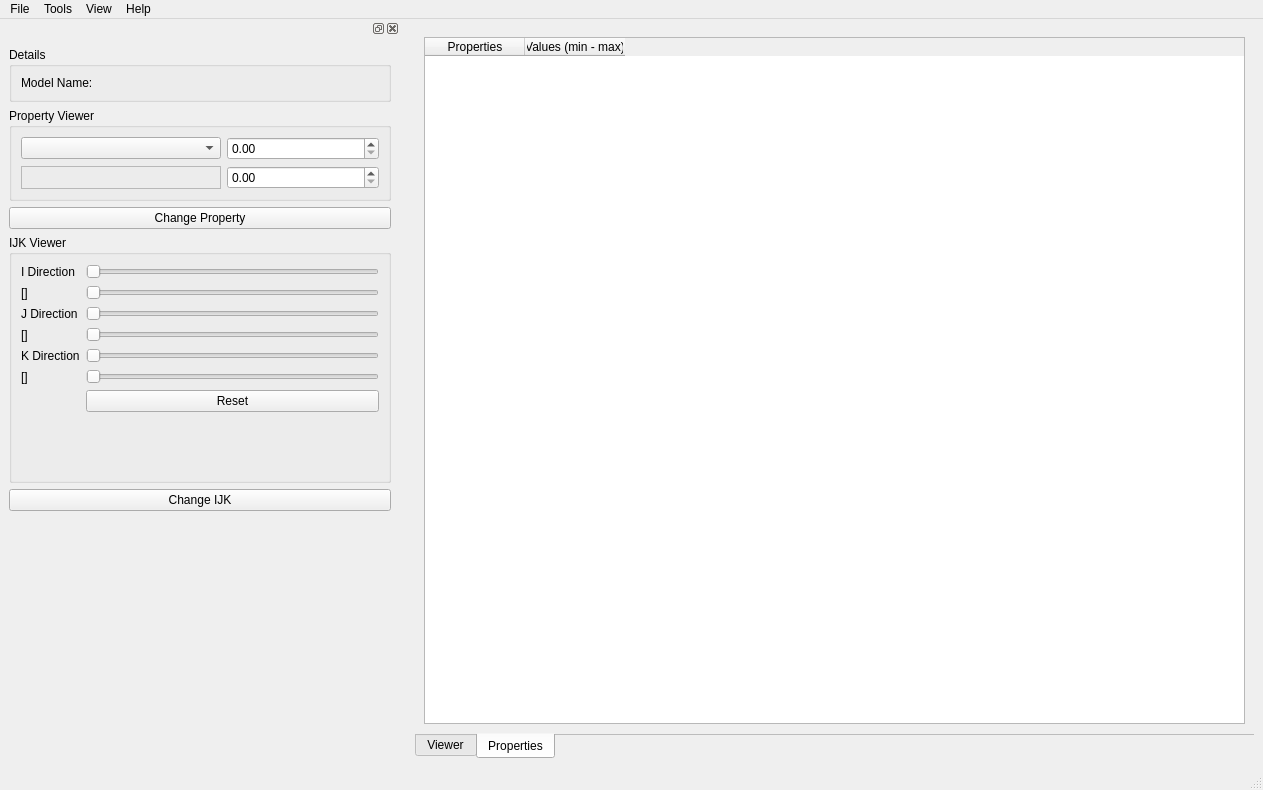
Old version of the form src/IRESReader/GUI/Qt/UI/IRESReader.ui in the repository felipeCeler/irescutaway.
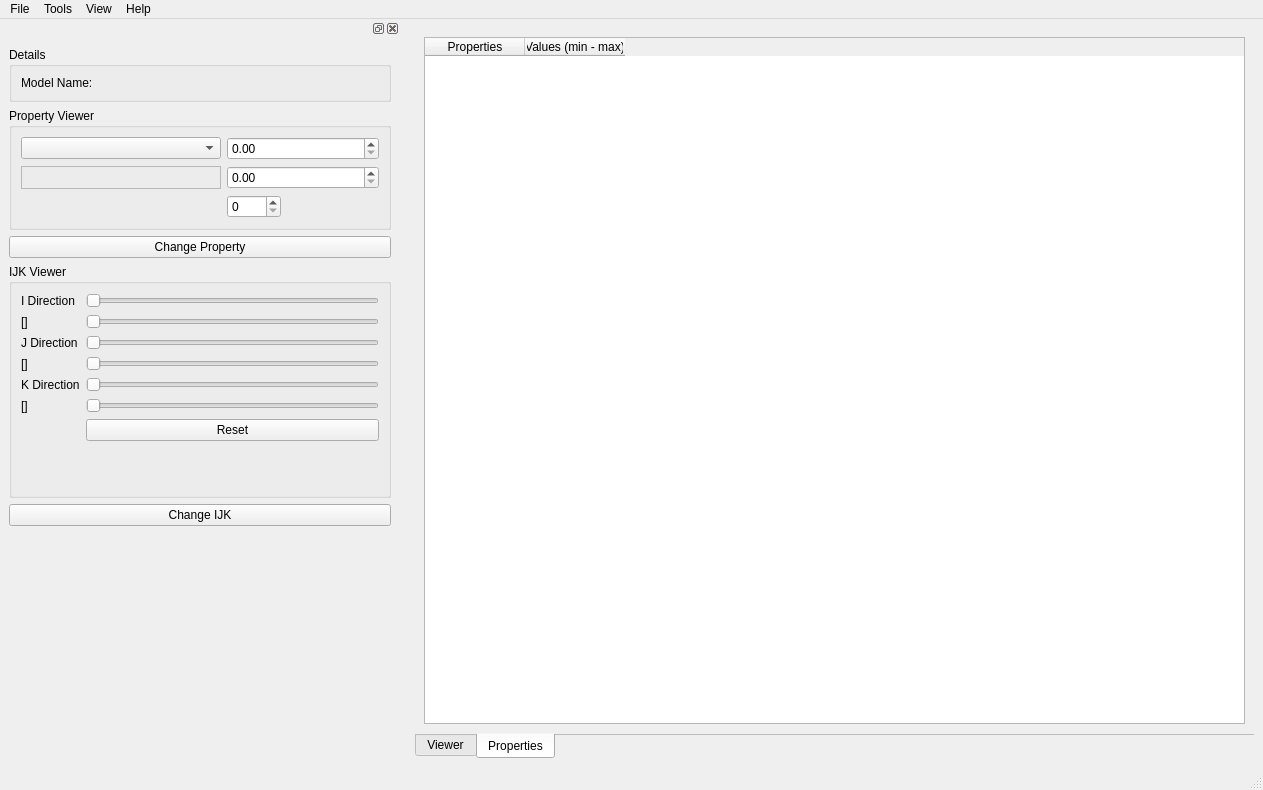
New version of the form.

The edit to the form file:
```diff
--- a/src/IRESReader/GUI/Qt/UI/IRESReader.ui
+++ b/src/IRESReader/GUI/Qt/UI/IRESReader.ui
@@ -100,7 +100,7 @@
      <x>0</x>
      <y>0</y>
      <width>1263</width>
-     <height>21</height>
+     <height>20</height>
     </rect>
    </property>
    <widget class="QMenu" name="menuFile">
@@ -162,7 +162,7 @@
    </attribute>
    <widget class="QWidget" name="dockWidgetContents">
     <layout class="QGridLayout" name="gridLayout">
-     <item row="0" column="0">
+     <item row="0" column="1">
       <widget class="QGroupBox" name="groupBox_Details_">
        <property name="minimumSize">
         <size>
@@ -209,7 +209,7 @@
        </layout>
       </widget>
      </item>
-     <item row="5" column="0">
+     <item row="5" column="1">
       <spacer name="verticalSpacer">
        <property name="orientation">
         <enum>Qt::Vertical</enum>
@@ -222,7 +222,7 @@
        </property>
       </spacer>
      </item>
-     <item row="1" column="0">
+     <item row="1" column="1">
       <widget class="QGroupBox" name="groupBox_viewCells_">
        <property name="title">
         <string>Property Viewer</string>
@@ -295,10 +295,20 @@
           </property>
          </widget>
         </item>
+        <item row="3" column="1">
+         <widget class="QSpinBox" name="spinBox_Cluster_Number">
+          <property name="suffix">
+           <string/>
+          </property>
+          <property name="maximum">
+           <number>1000</number>
+          </property>
+         </widget>
+        </item>
        </layout>
       </widget>
      </item>
-     <item row="3" column="0">
+     <item row="3" column="1">
       <widget class="QGroupBox" name="groupBox">
        <property name="sizePolicy">
         <sizepolicy hsizetype="MinimumExpanding" vsizetype="MinimumExpanding">
@@ -419,14 +429,14 @@
        </layout>
       </widget>
      </item>
-     <item row="4" column="0">
+     <item row="4" column="1">
       <widget class="QPushButton" name="pushButton_changeIJK">
        <property name="text">
         <string>Change IJK</string>
        </property>
       </widget>
      </item>
-     <item row="2" column="0">
+     <item row="2" column="1">
       <widget class="QPushButton" name="pushButton_changePropertyRange">
        <property name="text">
         <string>Change Property</string>
```
